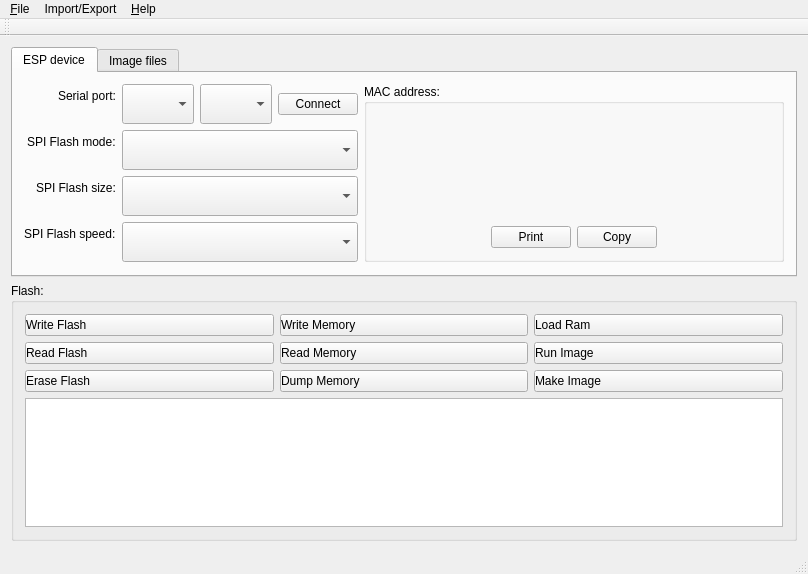
Before: the Qt Designer form mainwindow.ui in hassanibi/espflasher, drawn with Qt 5.
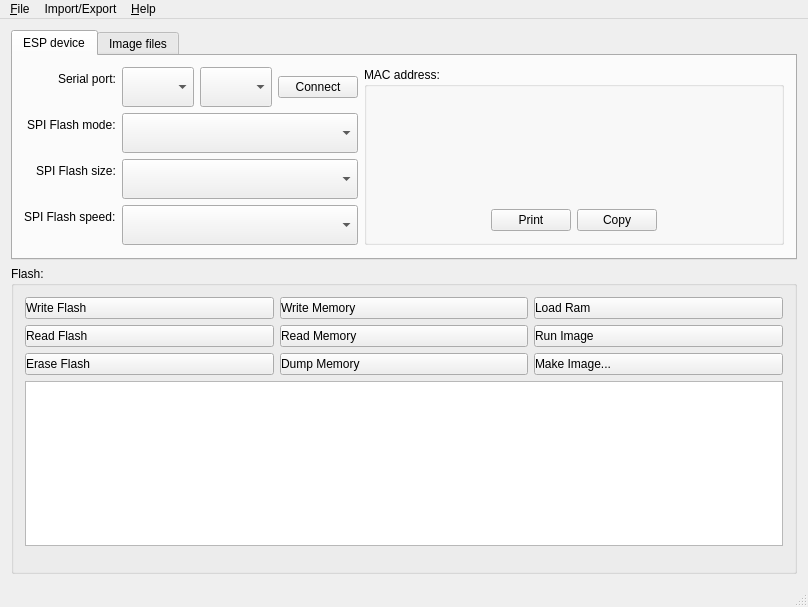
After: the same form once the commit is applied. Icons and pictures are not drawn. Custom widgets are drawn as their Qt base class.

The edit to the form file:
```diff
--- a/mainwindow.ui
+++ b/mainwindow.ui
@@ -7,7 +7,7 @@
     <x>0</x>
     <y>0</y>
     <width>808</width>
-    <height>574</height>
+    <height>607</height>
    </rect>
   </property>
   <property name="windowTitle">
@@ -554,7 +554,7 @@
             <string notr="true">text-align:left;</string>
            </property>
            <property name="text">
-            <string>Make Image</string>
+            <string>Make Image...</string>
            </property>
            <property name="icon">
             <iconset resource="resource.qrc">
@@ -572,6 +572,11 @@
        </item>
        <item>
         <widget class="LogList" name="logList">
+         <property name="font">
+          <font>
+           <pointsize>10</pointsize>
+          </font>
+         </property>
          <property name="editTriggers">
           <set>QAbstractItemView::NoEditTriggers</set>
          </property>
@@ -645,14 +650,6 @@
    <addaction name="menuImport_Export"/>
    <addaction name="menu"/>
   </widget>
-  <widget class="QToolBar" name="mainToolBar">
-   <attribute name="toolBarArea">
-    <enum>TopToolBarArea</enum>
-   </attribute>
-   <attribute name="toolBarBreak">
-    <bool>false</bool>
-   </attribute>
-  </widget>
   <widget class="QStatusBar" name="statusBar"/>
   <action name="actionImport_image_file_list">
    <property name="icon">
```
Left out of the diff: 6 changed lines with no effect on the pictures.
